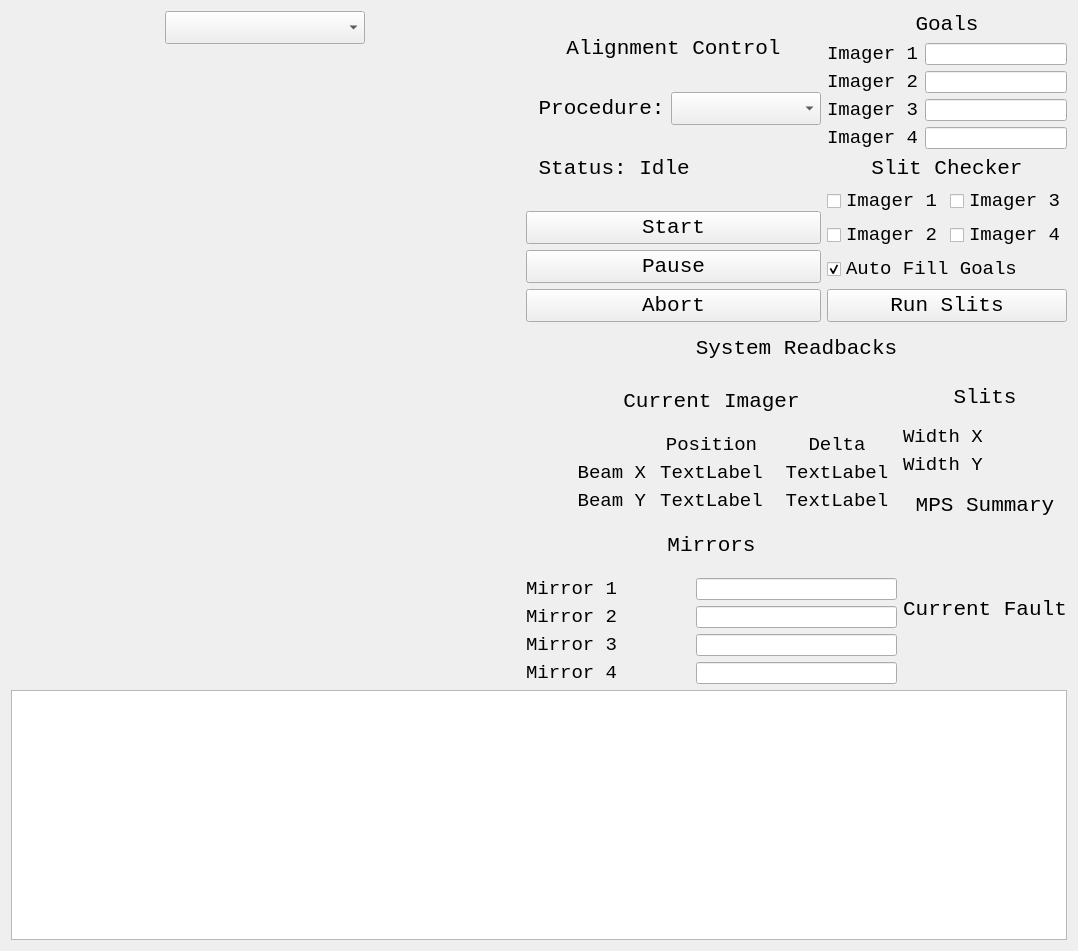
Qt form skywalker/skywalker_gui.ui (slaclab/skywalker) before a commit.
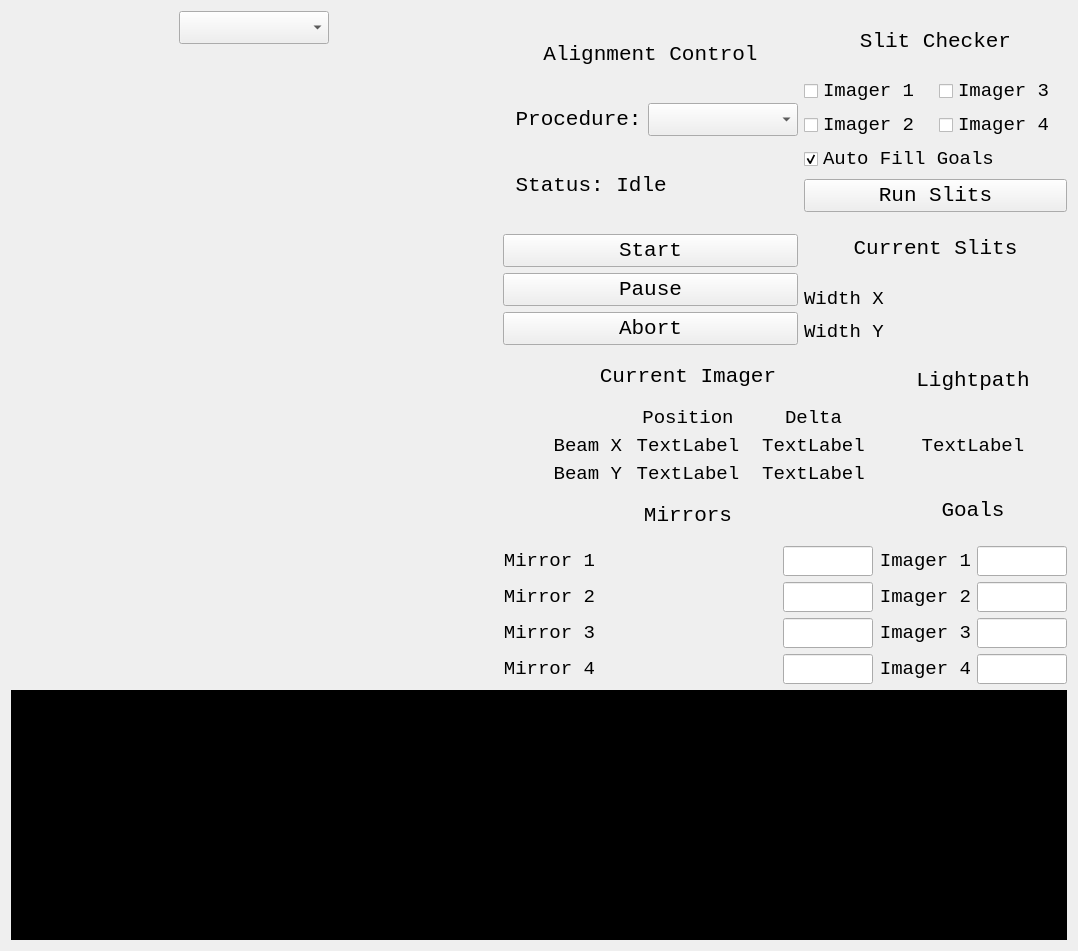
The same form after that commit. Custom widgets are drawn as their Qt base class.

Commit message: ENH: Some gui nitpicking, invert log colors

The edit to the form file:
```diff
--- a/skywalker/skywalker_gui.ui
+++ b/skywalker/skywalker_gui.ui
@@ -13,6 +13,9 @@
   <property name="windowTitle">
    <string>Skywalker</string>
   </property>
+  <property name="styleSheet">
+   <string notr="true">QPlainTextEdit { color: white; background-color: black }</string>
+  </property>
   <layout class="QGridLayout" name="gridLayout_2">
    <item row="0" column="0">
     <layout class="QVBoxLayout" name="main_layout">
@@ -29,7 +32,7 @@
             <widget class="QComboBox" name="image_title_combo">
              <property name="maximumSize">
               <size>
-               <width>200</width>
+               <width>150</width>
                <height>16777215</height>
               </size>
              </property>
@@ -54,8 +57,8 @@
            </property>
            <property name="minimumSize">
             <size>
-             <width>400</width>
-             <height>400</height>
+             <width>200</width>
+             <height>200</height>
             </size>
            </property>
            <property name="maximumSize">
@@ -200,142 +203,6 @@
            </item>
            <item>
             <layout class="QVBoxLayout" name="goals_layout">
-             <item>
-              <widget class="QLabel" name="goals_label">
-               <property name="font">
-                <font>
-                 <family>Monospace</family>
-                 <pointsize>16</pointsize>
-                </font>
-               </property>
-               <property name="text">
-                <string>Goals</string>
-               </property>
-               <property name="alignment">
-                <set>Qt::AlignCenter</set>
-               </property>
-              </widget>
-             </item>
-             <item>
-              <layout class="QGridLayout" name="pixels_layout">
-               <item row="0" column="1">
-                <widget class="QLineEdit" name="goal_value_1">
-                 <property name="minimumSize">
-                  <size>
-                   <width>60</width>
-                   <height>0</height>
-                  </size>
-                 </property>
-                </widget>
-               </item>
-               <item row="2" column="1">
-                <widget class="QLineEdit" name="goal_value_3">
-                 <property name="minimumSize">
-                  <size>
-                   <width>60</width>
-                   <height>0</height>
-                  </size>
-                 </property>
-                </widget>
-               </item>
-               <item row="1" column="1">
-                <widget class="QLineEdit" name="goal_value_2">
-                 <property name="minimumSize">
-                  <size>
-                   <width>60</width>
-                   <height>0</height>
-                  </size>
-                 </property>
-                </widget>
-               </item>
-               <item row="0" column="0">
-                <widget class="QLabel" name="goal_name_1">
-                 <property name="minimumSize">
-                  <size>
-                   <width>90</width>
-                   <height>0</height>
-                  </size>
-                 </property>
-                 <property name="font">
-                  <font>
-                   <family>Monospace</family>
-                   <pointsize>14</pointsize>
-                  </font>
-                 </property>
-                 <property name="text">
-                  <string>Imager 1</string>
-                 </property>
-                </widget>
-               </item>
-               <item row="1" column="0">
-                <widget class="QLabel" name="goal_name_2">
-                 <property name="minimumSize">
-                  <size>
-                   <width>90</width>
-                   <height>0</height>
-                  </size>
-                 </property>
-                 <property name="font">
-                  <font>
-                   <family>Monospace</family>
-                   <pointsize>14</pointsize>
-                  </font>
-                 </property>
-                 <property name="text">
-                  <string>Imager 2</string>
-                 </property>
-                </widget>
-               </item>
-               <item row="2" column="0">
-                <widget class="QLabel" name="goal_name_3">
-                 <property name="minimumSize">
-                  <size>
-                   <width>90</width>
-                   <height>0</height>
-                  </size>
-                 </property>
-                 <property name="font">
-                  <font>
-                   <family>Monospace</family>
-                   <pointsize>14</pointsize>
-                  </font>
-                 </property>
-                 <property name="text">
-                  <string>Imager 3</string>
-                 </property>
-                </widget>
-               </item>
-               <item row="3" column="0">
-                <widget class="QLabel" name="goal_name_4">
-                 <property name="minimumSize">
-                  <size>
-                   <width>90</width>
-                   <height>0</height>
-                  </size>
-                 </property>
-                 <property name="font">
-                  <font>
-                   <family>Monospace</family>
-                   <pointsize>14</pointsize>
-                  </font>
-                 </property>
-                 <property name="text">
-                  <string>Imager 4</string>
-                 </property>
-                </widget>
-               </item>
-               <item row="3" column="1">
-                <widget class="QLineEdit" name="goal_value_4">
-                 <property name="minimumSize">
-                  <size>
-                   <width>60</width>
-                   <height>0</height>
-                  </size>
-                 </property>
-                </widget>
-               </item>
-              </layout>
-             </item>
              <item>
               <widget class="QLabel" name="slit_check_label">
                <property name="font">
@@ -443,38 +310,100 @@
                </property>
               </widget>
              </item>
+             <item>
+              <widget class="QLabel" name="readback_slits_title">
+               <property name="font">
+                <font>
+                 <family>Monospace</family>
+                 <pointsize>16</pointsize>
+                </font>
+               </property>
+               <property name="text">
+                <string>Current Slits</string>
+               </property>
+               <property name="alignment">
+                <set>Qt::AlignCenter</set>
+               </property>
+              </widget>
+             </item>
+             <item>
+              <layout class="QGridLayout" name="slit_width_layout">
+               <item row="0" column="0">
+                <widget class="QLabel" name="slit_x_label">
+                 <property name="font">
+                  <font>
+                   <family>Monospace</family>
+                   <pointsize>14</pointsize>
+                  </font>
+                 </property>
+                 <property name="text">
+                  <string>Width X</string>
+                 </property>
+                </widget>
+               </item>
+               <item row="1" column="0">
+                <widget class="QLabel" name="slit_y_label">
+                 <property name="font">
+                  <font>
+                   <family>Monospace</family>
+                   <pointsize>14</pointsize>
+                  </font>
+                 </property>
+                 <property name="text">
+                  <string>Width Y</string>
+                 </property>
+                </widget>
+               </item>
+               <item row="0" column="1">
+                <widget class="PyDMLabel" name="slit_x_width">
+                 <property name="font">
+                  <font>
+                   <family>Monospace</family>
+                   <pointsize>14</pointsize>
+                  </font>
+                 </property>
+                 <property name="toolTip">
+                  <string/>
+                 </property>
+                 <property name="whatsThis">
+                  <string/>
+                 </property>
+                 <property name="alignment">
+                  <set>Qt::AlignCenter</set>
+                 </property>
+                 <property name="precision">
+                  <number>3</number>
+                 </property>
+                </widget>
+               </item>
+               <item row="1" column="1">
+                <widget class="PyDMLabel" name="slit_y_width">
+                 <property name="font">
+                  <font>
+                   <family>Monospace</family>
+                   <pointsize>14</pointsize>
+                  </font>
+                 </property>
+                 <property name="toolTip">
+                  <string/>
+                 </property>
+                 <property name="whatsThis">
+                  <string/>
+                 </property>
+                 <property name="alignment">
+                  <set>Qt::AlignCenter</set>
+                 </property>
+                 <property name="precision">
+                  <number>3</number>
+                 </property>
+                </widget>
+               </item>
+              </layout>
+             </item>
             </layout>
            </item>
           </layout>
          </item>
-         <item>
-          <widget class="QLabel" name="readback_title">
-           <property name="minimumSize">
-            <size>
-             <width>0</width>
-             <height>40</height>
-            </size>
-           </property>
-           <property name="maximumSize">
-            <size>
-             <width>16777215</width>
-             <height>40</height>
-            </size>
-           </property>
-           <property name="font">
-            <font>
-             <family>Monospace</family>
-             <pointsize>16</pointsize>
-            </font>
-           </property>
-           <property name="text">
-            <string>System Readbacks</string>
-           </property>
-           <property name="alignment">
-            <set>Qt::AlignCenter</set>
-           </property>
-          </widget>
-         </item>
          <item>
           <layout class="QHBoxLayout" name="readbacks_layout">
            <item>
@@ -649,10 +578,22 @@
                 <widget class="PyDMLineEdit" name="mirror_setpos_3">
                  <property name="minimumSize">
                   <size>
-                   <width>40</width>
-                   <height>0</height>
+                   <width>90</width>
+                   <height>30</height>
                   </size>
                  </property>
+                 <property name="maximumSize">
+                  <size>
+                   <width>90</width>
+                   <height>30</height>
+                  </size>
+                 </property>
+                 <property name="font">
+                  <font>
+                   <family>Monospace</family>
+                   <pointsize>14</pointsize>
+                  </font>
+                 </property>
                  <property name="toolTip">
                   <string/>
                  </property>
@@ -661,6 +602,12 @@
     Writeable text field to send and display channel values
     </string>
                  </property>
+                 <property name="alignment">
+                  <set>Qt::AlignRight|Qt::AlignTrailing|Qt::AlignVCenter</set>
+                 </property>
+                 <property name="showUnits" stdset="0">
+                  <bool>false</bool>
+                 </property>
                 </widget>
                </item>
                <item row="1" column="0">
@@ -674,16 +621,31 @@
                  <property name="text">
                   <string>Mirror 2</string>
                  </property>
+                 <property name="alignment">
+                  <set>Qt::AlignRight|Qt::AlignTrailing|Qt::AlignVCenter</set>
+                 </property>
                 </widget>
                </item>
                <item row="2" column="2">
                 <widget class="PyDMLabel" name="mirror_readback_3">
                  <property name="minimumSize">
                   <size>
-                   <width>40</width>
-                   <height>0</height>
+                   <width>150</width>
+                   <height>30</height>
                   </size>
                  </property>
+                 <property name="maximumSize">
+                  <size>
+                   <width>150</width>
+                   <height>30</height>
+                  </size>
+                 </property>
+                 <property name="font">
+                  <font>
+                   <family>Monospace</family>
+                   <pointsize>14</pointsize>
+                  </font>
+                 </property>
                  <property name="toolTip">
                   <string/>
                  </property>
@@ -705,10 +667,22 @@
                 <widget class="PyDMLabel" name="mirror_readback_1">
                  <property name="minimumSize">
                   <size>
-                   <width>40</width>
-                   <height>0</height>
+                   <width>150</width>
+                   <height>30</height>
                   </size>
                  </property>
+                 <property name="maximumSize">
+                  <size>
+                   <width>150</width>
+                   <height>30</height>
+                  </size>
+                 </property>
+                 <property name="font">
+                  <font>
+                   <family>Monospace</family>
+                   <pointsize>14</pointsize>
+                  </font>
+                 </property>
                  <property name="toolTip">
                   <string/>
                  </property>
@@ -737,6 +711,9 @@
                  <property name="text">
                   <string>Mirror 1</string>
                  </property>
+                 <property name="alignment">
+                  <set>Qt::AlignRight|Qt::AlignTrailing|Qt::AlignVCenter</set>
+                 </property>
                 </widget>
                </item>
                <item row="2" column="0">
@@ -750,16 +727,31 @@
                  <property name="text">
                   <string>Mirror 3</string>
                  </property>
+                 <property name="alignment">
+                  <set>Qt::AlignRight|Qt::AlignTrailing|Qt::AlignVCenter</set>
+                 </property>
                 </widget>
                </item>
                <item row="1" column="2">
                 <widget class="PyDMLabel" name="mirror_readback_2">
                  <property name="minimumSize">
                   <size>
-                   <width>40</width>
-                   <height>0</height>
+                   <width>150</width>
+                   <height>30</height>
                   </size>
                  </property>
+                 <property name="maximumSize">
+                  <size>
+                   <width>150</width>
+                   <height>30</height>
+                  </size>
+                 </property>
+                 <property name="font">
+                  <font>
+                   <family>Monospace</family>
+                   <pointsize>14</pointsize>
+                  </font>
+                 </property>
                  <property name="toolTip">
                   <string/>
                  </property>
@@ -781,10 +773,22 @@
                 <widget class="PyDMLineEdit" name="mirror_setpos_2">
                  <property name="minimumSize">
                   <size>
-                   <width>40</width>
-                   <height>0</height>
+                   <width>90</width>
+                   <height>30</height>
                   </size>
                  </property>
+                 <property name="maximumSize">
+                  <size>
+                   <width>90</width>
+                   <height>30</height>
+                  </size>
+                 </property>
+                 <property name="font">
+                  <font>
+                   <family>Monospace</family>
+                   <pointsize>14</pointsize>
+                  </font>
+                 </property>
                  <property name="toolTip">
                   <string/>
                  </property>
@@ -793,16 +797,34 @@
     Writeable text field to send and display channel values
     </string>
                  </property>
+                 <property name="alignment">
+                  <set>Qt::AlignRight|Qt::AlignTrailing|Qt::AlignVCenter</set>
+                 </property>
+                 <property name="showUnits" stdset="0">
+                  <bool>false</bool>
+                 </property>
                 </widget>
                </item>
                <item row="0" column="3">
                 <widget class="PyDMLineEdit" name="mirror_setpos_1">
                  <property name="minimumSize">
                   <size>
-                   <width>40</width>
-                   <height>0</height>
+                   <width>90</width>
+                   <height>30</height>
                   </size>
                  </property>
+                 <property name="maximumSize">
+                  <size>
+                   <width>90</width>
+                   <height>30</height>
+                  </size>
+                 </property>
+                 <property name="font">
+                  <font>
+                   <family>Monospace</family>
+                   <pointsize>14</pointsize>
+                  </font>
+                 </property>
                  <property name="toolTip">
                   <string/>
                  </property>
@@ -811,6 +833,12 @@
     Writeable text field to send and display channel values
     </string>
                  </property>
+                 <property name="alignment">
+                  <set>Qt::AlignRight|Qt::AlignTrailing|Qt::AlignVCenter</set>
+                 </property>
+                 <property name="showUnits" stdset="0">
+                  <bool>false</bool>
+                 </property>
                 </widget>
                </item>
                <item row="0" column="1">
@@ -890,6 +918,9 @@
                  <property name="text">
                   <string>Mirror 4</string>
                  </property>
+                 <property name="alignment">
+                  <set>Qt::AlignRight|Qt::AlignTrailing|Qt::AlignVCenter</set>
+                 </property>
                 </widget>
                </item>
                <item row="3" column="1">
@@ -918,10 +949,22 @@
                 <widget class="PyDMLabel" name="mirror_readback_4">
                  <property name="minimumSize">
                   <size>
-                   <width>40</width>
-                   <height>0</height>
+                   <width>150</width>
+                   <height>30</height>
                   </size>
                  </property>
+                 <property name="maximumSize">
+                  <size>
+                   <width>150</width>
+                   <height>30</height>
+                  </size>
+                 </property>
+                 <property name="font">
+                  <font>
+                   <family>Monospace</family>
+                   <pointsize>14</pointsize>
+                  </font>
+                 </property>
                  <property name="toolTip">
                   <string/>
                  </property>
@@ -943,10 +986,22 @@
                 <widget class="PyDMLineEdit" name="mirror_setpos_4">
                  <property name="minimumSize">
                   <size>
-                   <width>40</width>
-                   <height>0</height>
+                   <width>90</width>
+                   <height>30</height>
                   </size>
                  </property>
+                 <property name="maximumSize">
+                  <size>
+                   <width>90</width>
+                   <height>30</height>
+                  </size>
+                 </property>
+                 <property name="font">
+                  <font>
+                   <family>Monospace</family>
+                   <pointsize>14</pointsize>
+                  </font>
+                 </property>
                  <property name="toolTip">
                   <string/>
                  </property>
@@ -955,6 +1010,12 @@
     Writeable text field to send and display channel values
     </string>
                  </property>
+                 <property name="alignment">
+                  <set>Qt::AlignRight|Qt::AlignTrailing|Qt::AlignVCenter</set>
+                 </property>
+                 <property name="showUnits" stdset="0">
+                  <bool>false</bool>
+                 </property>
                 </widget>
                </item>
               </layout>
@@ -964,7 +1025,7 @@
            <item>
             <layout class="QVBoxLayout" name="system_layout">
              <item>
-              <widget class="QLabel" name="readback_slits_title">
+              <widget class="QLabel" name="lightpath_label">
                <property name="font">
                 <font>
                  <family>Monospace</family>
@@ -972,7 +1033,7 @@
                 </font>
                </property>
                <property name="text">
-                <string>Slits</string>
+                <string>Lightpath</string>
                </property>
                <property name="alignment">
                 <set>Qt::AlignCenter</set>
@@ -980,149 +1041,193 @@
               </widget>
              </item>
              <item>
-              <layout class="QGridLayout" name="slit_width_layout">
-               <item row="0" column="0">
-                <widget class="QLabel" name="slit_x_label">
-                 <property name="font">
-                  <font>
-                   <family>Monospace</family>
-                   <pointsize>14</pointsize>
-                  </font>
-                 </property>
-                 <property name="text">
-                  <string>Width X</string>
-                 </property>
-                </widget>
-               </item>
-               <item row="1" column="0">
-                <widget class="QLabel" name="slit_y_label">
-                 <property name="font">
-                  <font>
-                   <family>Monospace</family>
-                   <pointsize>14</pointsize>
-                  </font>
-                 </property>
-                 <property name="text">
-                  <string>Width Y</string>
-                 </property>
-                </widget>
-               </item>
+              <widget class="QLabel" name="lightpath_label_2">
+               <property name="font">
+                <font>
+                 <family>Monospace</family>
+                 <pointsize>14</pointsize>
+                </font>
+               </property>
+               <property name="text">
+                <string>TextLabel</string>
+               </property>
+               <property name="alignment">
+                <set>Qt::AlignCenter</set>
+               </property>
+              </widget>
+             </item>
+             <item>
+              <widget class="QLabel" name="goals_label">
+               <property name="font">
+                <font>
+                 <family>Monospace</family>
+                 <pointsize>16</pointsize>
+                </font>
+               </property>
+               <property name="text">
+                <string>Goals</string>
+               </property>
+               <property name="alignment">
+                <set>Qt::AlignCenter</set>
+               </property>
+              </widget>
+             </item>
+             <item>
+              <layout class="QGridLayout" name="pixels_layout">
                <item row="0" column="1">
-                <widget class="PyDMLabel" name="slit_x_width">
-                 <property name="font">
-                  <font>
-                   <family>Monospace</family>
-                   <pointsize>14</pointsize>
-                  </font>
+                <widget class="QLineEdit" name="goal_value_1">
+                 <property name="minimumSize">
+                  <size>
+                   <width>90</width>
+                   <height>30</height>
+                  </size>
                  </property>
-                 <property name="toolTip">
-                  <string/>
+                 <property name="maximumSize">
+                  <size>
+                   <width>90</width>
+                   <height>30</height>
+                  </size>
                  </property>
-                 <property name="whatsThis">
-                  <string/>
+                </widget>
+               </item>
+               <item row="2" column="1">
+                <widget class="QLineEdit" name="goal_value_3">
+                 <property name="minimumSize">
+                  <size>
+                   <width>90</width>
+                   <height>30</height>
+                  </size>
                  </property>
-                 <property name="alignment">
-                  <set>Qt::AlignCenter</set>
-                 </property>
-                 <property name="precision">
-                  <number>3</number>
+                 <property name="maximumSize">
+                  <size>
+                   <width>90</width>
+                   <height>30</height>
+                  </size>
                  </property>
                 </widget>
                </item>
                <item row="1" column="1">
-                <widget class="PyDMLabel" name="slit_y_width">
+                <widget class="QLineEdit" name="goal_value_2">
+                 <property name="minimumSize">
+                  <size>
+                   <width>90</width>
+                   <height>30</height>
+                  </size>
+                 </property>
+                 <property name="maximumSize">
+                  <size>
+                   <width>90</width>
+                   <height>30</height>
+                  </size>
+                 </property>
+                </widget>
+               </item>
+               <item row="0" column="0">
+                <widget class="QLabel" name="goal_name_1">
+                 <property name="minimumSize">
+                  <size>
+                   <width>90</width>
+                   <height>0</height>
+                  </size>
+                 </property>
                  <property name="font">
                   <font>
                    <family>Monospace</family>
                    <pointsize>14</pointsize>
                   </font>
                  </property>
-                 <property name="toolTip">
-                  <string/>
+                 <property name="text">
+                  <string>Imager 1</string>
                  </property>
-                 <property name="whatsThis">
-                  <string/>
+                 <property name="alignment">
+                  <set>Qt::AlignRight|Qt::AlignTrailing|Qt::AlignVCenter</set>
                  </property>
+                </widget>
+               </item>
+               <item row="1" column="0">
+                <widget class="QLabel" name="goal_name_2">
+                 <property name="minimumSize">
+                  <size>
+                   <width>90</width>
+                   <height>0</height>
+                  </size>
+                 </property>
+                 <property name="font">
+                  <font>
+                   <family>Monospace</family>
+                   <pointsize>14</pointsize>
+                  </font>
+                 </property>
+                 <property name="text">
+                  <string>Imager 2</string>
+                 </property>
                  <property name="alignment">
-                  <set>Qt::AlignCenter</set>
+                  <set>Qt::AlignRight|Qt::AlignTrailing|Qt::AlignVCenter</set>
                  </property>
-                 <property name="precision">
-                  <number>3</number>
+                </widget>
+               </item>
+               <item row="2" column="0">
+                <widget class="QLabel" name="goal_name_3">
+                 <property name="minimumSize">
+                  <size>
+                   <width>90</width>
+                   <height>0</height>
+                  </size>
+                 </property>
+                 <property name="font">
+                  <font>
+                   <family>Monospace</family>
+                   <pointsize>14</pointsize>
+                  </font>
+                 </property>
+                 <property name="text">
+                  <string>Imager 3</string>
+                 </property>
+                 <property name="alignment">
+                  <set>Qt::AlignRight|Qt::AlignTrailing|Qt::AlignVCenter</set>
+                 </property>
+                </widget>
+               </item>
+               <item row="3" column="0">
+                <widget class="QLabel" name="goal_name_4">
+                 <property name="minimumSize">
+                  <size>
+                   <width>90</width>
+                   <height>0</height>
+                  </size>
+                 </property>
+                 <property name="font">
+                  <font>
+                   <family>Monospace</family>
+                   <pointsize>14</pointsize>
+                  </font>
+                 </property>
+                 <property name="text">
+                  <string>Imager 4</string>
+                 </property>
+                 <property name="alignment">
+                  <set>Qt::AlignRight|Qt::AlignTrailing|Qt::AlignVCenter</set>
+                 </property>
+                </widget>
+               </item>
+               <item row="3" column="1">
+                <widget class="QLineEdit" name="goal_value_4">
+                 <property name="minimumSize">
+                  <size>
+                   <width>90</width>
+                   <height>30</height>
+                  </size>
+                 </property>
+                 <property name="maximumSize">
+                  <size>
+                   <width>90</width>
+                   <height>30</height>
+                  </size>
                  </property>
                 </widget>
                </item>
               </layout>
              </item>
-             <item>
-              <widget class="QLabel" name="mps_summary_label">
-               <property name="font">
-                <font>
-                 <family>Monospace</family>
-                 <pointsize>16</pointsize>
-                </font>
-               </property>
-               <property name="text">
-                <string>MPS Summary</string>
-               </property>
-               <property name="alignment">
-                <set>Qt::AlignCenter</set>
-               </property>
-              </widget>
-             </item>
-             <item>
-              <widget class="PyDMLabel" name="mps_summary">
-               <property name="font">
-                <font>
-                 <family>Monospace</family>
-                 <pointsize>14</pointsize>
-                </font>
-               </property>
-               <property name="toolTip">
-                <string/>
-               </property>
-               <property name="whatsThis">
-                <string/>
-               </property>
-               <property name="alignment">
-                <set>Qt::AlignCenter</set>
-               </property>
-              </widget>
-             </item>
-             <item>
-              <widget class="QLabel" name="current_fault_label">
-               <property name="font">
-                <font>
-                 <family>Monospace</family>
-                 <pointsize>16</pointsize>
-                </font>
-               </property>
-               <property name="text">
-                <string>Current Fault</string>
-               </property>
-               <property name="alignment">
-                <set>Qt::AlignCenter</set>
-               </property>
-              </widget>
-             </item>
-             <item>
-              <widget class="PyDMLabel" name="current_fault">
-               <property name="font">
-                <font>
-                 <family>Monospace</family>
-                 <pointsize>14</pointsize>
-                </font>
-               </property>
-               <property name="toolTip">
-                <string/>
-               </property>
-               <property name="whatsThis">
-                <string/>
-               </property>
-               <property name="alignment">
-                <set>Qt::AlignCenter</set>
-               </property>
-              </widget>
-             </item>
             </layout>
            </item>
           </layout>
@@ -1154,6 +1259,9 @@
        <property name="cursor" stdset="0">
         <cursorShape>ArrowCursor</cursorShape>
        </property>
+       <property name="styleSheet">
+        <string notr="true"/>
+       </property>
        <property name="verticalScrollBarPolicy">
         <enum>Qt::ScrollBarAsNeeded</enum>
        </property>
```
